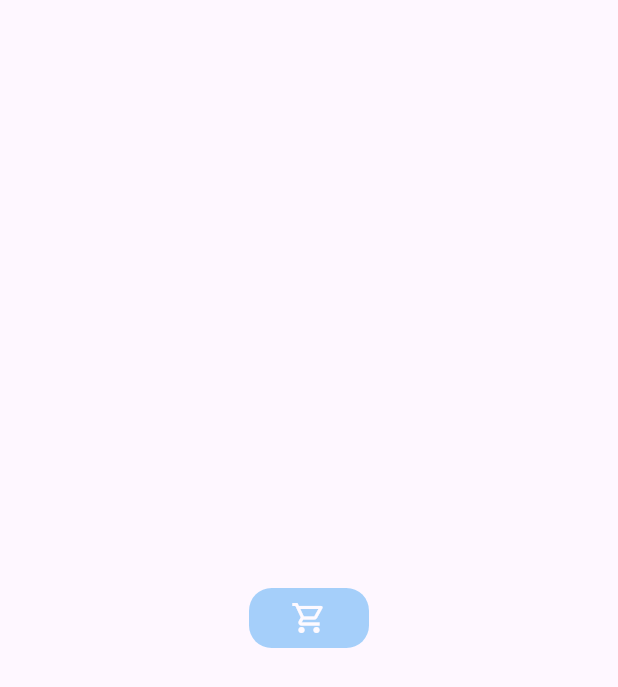
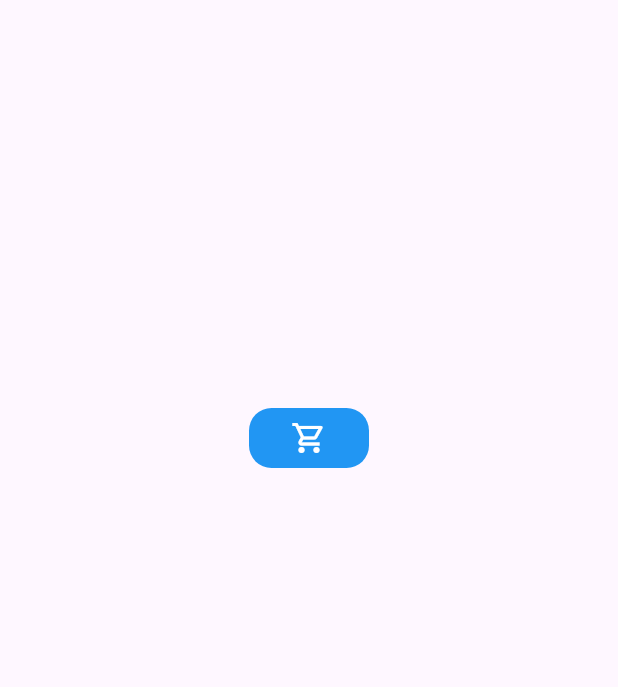
Before and after one commit to CybDot/FrontEnd, a Flutter app: the first screen one second after launch, on a phone screen of 412 x 824 dp. Shown: the top 687 px of the screen. Run offline on Flutter 3.47's test engine with Material 3 defaults, Android fonts, the phone set to English and light mode, and no system bars; our stand-ins replace font_awesome_flutter, shared_preferences.

```diff
--- a/lib/practice.dart
+++ b/lib/practice.dart
@@ -10,7 +10,7 @@ class AnimationPractice extends StatefulWidget {
 class _AnimationPracticeState extends State<AnimationPractice>
     with SingleTickerProviderStateMixin {
   late Animation<double> fadeInTransition;
-  late Animation slideInTransition;
+  late Animation<Offset> slideInTransition;
   late AnimationController controller;
   bool isExpanded = false;
 
@@ -25,7 +25,7 @@ class _AnimationPracticeState extends State<AnimationPractice>
     );
     fadeInTransition = Tween<double>(begin: 0, end: 1).animate(controller);
     slideInTransition =
-        Tween(begin: Offset(-1, 1), end: Offset.zero).animate(controller);
+        Tween(begin: Offset(0, -5), end: Offset.zero).animate(controller);
     controller.forward();
   }
 
@@ -45,8 +45,8 @@ class _AnimationPracticeState extends State<AnimationPractice>
               isExpanded = !isExpanded;
             });
           },
-          child: FadeTransition(
-            opacity: fadeInTransition,
+          child: SlideTransition(
+            position: slideInTransition,
             child: AnimatedContainer(
               duration: Duration(milliseconds: 900),
               width: isExpanded ? 200.0 : 80.0,
```
